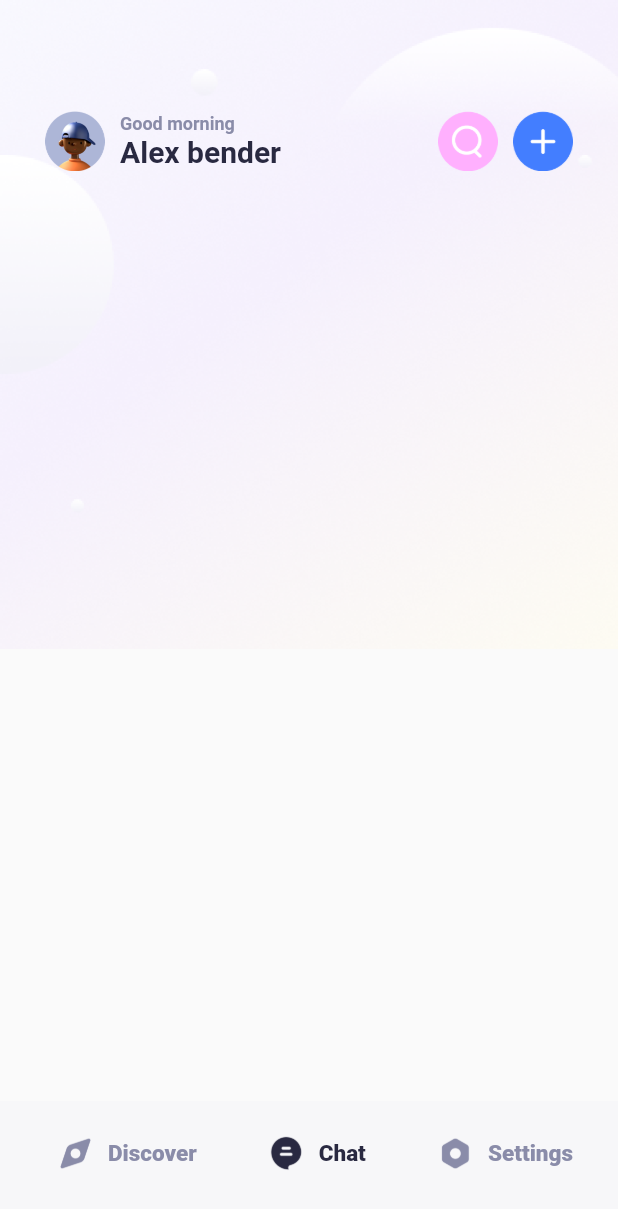
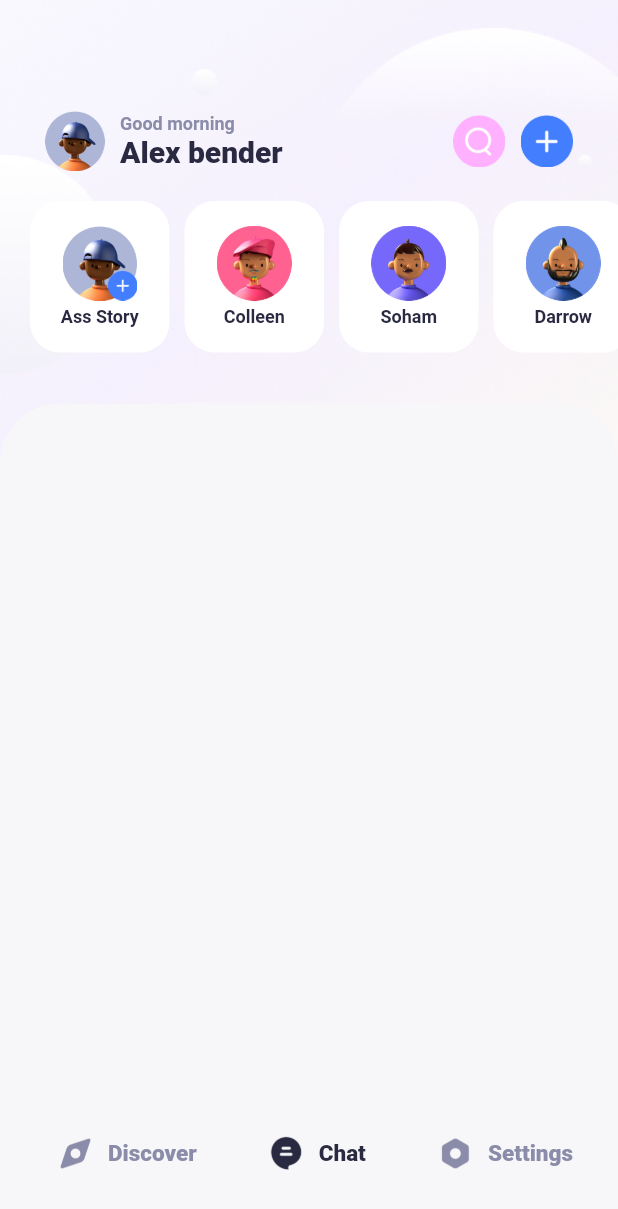
Before and after one commit to MarveleE/MallChat-Mobile, a Flutter app: the screen it shows after launch, on a phone screen of 412 x 824 dp. Shown: the top 1209 px of the screen. Run offline on Flutter 3.47's test engine with Material 2 defaults, Android fonts, the phone set to English and light mode, and no system bars.

Commit message:
finish home friends

```diff
--- a/mall_chat/lib/main.dart
+++ b/mall_chat/lib/main.dart
@@ -1,7 +1,11 @@
 import 'package:flutter/material.dart';
+import 'package:flutter/services.dart';
 import 'package:mall_chat/views/tab_bar/chat_home_view.dart';
 import 'package:mall_chat/views/tab_bar/tab_bar_view.dart';
 void main() {
+  SystemChrome.setSystemUIOverlayStyle(
+    SystemUiOverlayStyle.dark
+  );
   runApp(const MainApp());
 }
 
@@ -11,6 +15,7 @@ class MainApp extends StatelessWidget {
   @override
   Widget build(BuildContext context) {
     return const MaterialApp(
+      debugShowCheckedModeBanner: false,
       home: Scaffold(
         body: SizedBox.expand(
           child: Stack(
--- /dev/null
+++ b/mall_chat/lib/views/tab_bar/chat_home_friends_view.dart
@@ -0,0 +1,97 @@
+import 'package:flutter/material.dart';
+import 'package:mall_chat/Constants/color.dart';
+
+// ignore: must_be_immutable
+class ChatHomeFriendsView extends StatelessWidget {
+  ChatHomeFriendsView({Key? key}) : super(key: key);
+
+  List<ChatHomeFriendsData> friendData = [
+    ChatHomeFriendsData(name: "Ass Story", imageName: "01.png"),
+    ChatHomeFriendsData(name: "Colleen", imageName: "02.png"),
+    ChatHomeFriendsData(name: "Soham", imageName: "03.png"),
+    ChatHomeFriendsData(name: "Darrow", imageName: "04.png"),
+  ];
+
+  @override
+  Widget build(BuildContext context) {
+    return ListView(
+      scrollDirection: Axis.horizontal,
+      children: friendData
+          .asMap()
+          .map((index, e) {
+            return MapEntry(
+              index,
+              Padding(
+                padding:
+                    EdgeInsets.only(left: index == 0 ? 20.0 : 0.0, right: 10),
+                child: ChatHomeFriendsCardView(
+                  imageName: e.imageName,
+                  friendName: e.name,
+                  showPlusButton: e.name.startsWith("Ass") ? true : false,
+                ),
+              ),
+            );
+          })
+          .values
+          .toList(),
+    );
+  }
+}
+
+// ignore: must_be_immutable
+class ChatHomeFriendsCardView extends StatelessWidget {
+  ChatHomeFriendsCardView(
+      {super.key,
+      required this.imageName,
+      required this.friendName,
+      required this.showPlusButton});
+  String imageName;
+  String friendName;
+  bool showPlusButton;
+
+  @override
+  Widget build(BuildContext context) {
+    return Container(
+      width: 93,
+      height: 101.0,
+      alignment: Alignment.center,
+      decoration: BoxDecoration(
+          color: Colors.white, borderRadius: BorderRadius.circular(20)),
+      child: Column(mainAxisAlignment: MainAxisAlignment.center, children: [
+        Stack(
+          alignment: Alignment.bottomRight,
+          children: [
+            Image(
+                image: AssetImage("assets/avatars/$imageName"),
+                width: 50,
+                height: 50),
+            showPlusButton
+                ? const Image(
+                    image: AssetImage("assets/icons/Plus_blue.png"),
+                    width: 20,
+                    height: 20,
+                  )
+                : Container(
+                    width: 0,
+                  ),
+          ],
+        ),
+        const SizedBox(height: 4),
+        Text(
+          friendName,
+          style: TextStyle(
+              color: ThemeProvider.textActivate,
+              fontSize: 12,
+              fontWeight: FontWeight.w700),
+        )
+      ]),
+    );
+  }
+}
+
+class ChatHomeFriendsData {
+  String name;
+  String imageName;
+
+  ChatHomeFriendsData({required this.name, required this.imageName});
+}
--- a/mall_chat/lib/views/tab_bar/chat_home_view.dart
+++ b/mall_chat/lib/views/tab_bar/chat_home_view.dart
@@ -1,5 +1,7 @@
 import 'package:flutter/material.dart';
 import 'package:mall_chat/Constants/color.dart';
+
+import 'chat_home_friends_view.dart';
 
 class ChatHomeView extends StatelessWidget {
   const ChatHomeView({super.key});
@@ -10,27 +12,24 @@ class ChatHomeView extends StatelessWidget {
       child: Stack(
         alignment: Alignment.topCenter,
         children: [
-          const Image(image: AssetImage("assets/1.png"), fit: BoxFit.fitWidth,),
+          const Image(
+            image: AssetImage("assets/1.png"),
+            fit: BoxFit.fitWidth,
+          ),
           Column(
             children: [
-              Container(
-                padding: const EdgeInsets.only(left: 30, right: 30, top: 74),
-                child: Row(
-                  children: [
-                    const Image(image: AssetImage("assets/avatars/01.png"), width: 40, height: 40,),
-                    const SizedBox(width: 10),
-                    Column(
-                      crossAxisAlignment: CrossAxisAlignment.start,
-                      children: [
-                        Text("Good morning", style: TextStyle(color: ThemeProvider.textSecondary, fontSize: 12, fontWeight: FontWeight.bold),),
-                        Text("Alex bender", style: TextStyle(color: ThemeProvider.textActivate, fontSize: 20, fontWeight: FontWeight.bold),)
-                      ],
-                    ),
-                    const Spacer(),
-                    const Image(image: AssetImage("assets/icons/Search.png"), width: 40, height: 40,),
-                    const SizedBox(width: 10,),
-                    const Image(image: AssetImage("assets/icons/Plus.png"), width: 40, height: 40,),
-                  ],
+              userHeaderWidget(),
+              const SizedBox(height: 20),
+              userFriendsScrollView(),
+              const SizedBox(height: 34),
+              Expanded(
+                child: Container(
+                  decoration: BoxDecoration(
+                    color: ThemeProvider.backgroundWhite,
+                    borderRadius: const BorderRadius.only(
+                        topLeft: Radius.circular(40),
+                        topRight: Radius.circular(40)),
+                  ),
                 ),
               ),
             ],
@@ -39,4 +38,60 @@ class ChatHomeView extends StatelessWidget {
       ),
     );
   }
+
+  SizedBox userFriendsScrollView() {
+    return SizedBox(
+      height: 101,
+      // padding: const EdgeInsets.only(left: 20),
+      child: ChatHomeFriendsView(),
+    );
+  }
+
+  Container userHeaderWidget() {
+    return Container(
+      padding: const EdgeInsets.only(left: 30, right: 30, top: 74),
+      child: Row(
+        children: [
+          const Image(
+              image: AssetImage("assets/avatars/01.png"),
+              width: 40,
+              height: 40),
+          const SizedBox(width: 10),
+          Column(
+            crossAxisAlignment: CrossAxisAlignment.start,
+            children: [
+              Text(
+                "Good morning",
+                style: TextStyle(
+                    color: ThemeProvider.textSecondary,
+                    fontSize: 12,
+                    fontWeight: FontWeight.bold),
+              ),
+              Text(
+                "Alex bender",
+                style: TextStyle(
+                    color: ThemeProvider.textActivate,
+                    fontSize: 20,
+                    fontWeight: FontWeight.w900),
+              )
+            ],
+          ),
+          const Spacer(),
+          const Image(
+            image: AssetImage("assets/icons/Search.png"),
+            width: 35,
+            height: 35,
+          ),
+          const SizedBox(
+            width: 10,
+          ),
+          const Image(
+            image: AssetImage("assets/icons/Plus.png"),
+            width: 35,
+            height: 35,
+          ),
+        ],
+      ),
+    );
+  }
 }
```
Also changed, not shown: mall_chat/assets/icons/Plus_blue.png (added), 1 other file.
